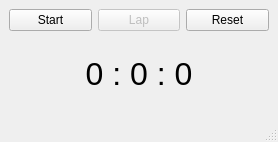
This is qt/3/mainwindow.ui in bornvillain/homeworks as Qt 5 draws it before an edit. The edited form follows.
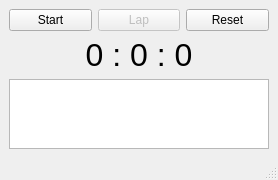
This is the edited form.

Commit message: move stopwatch lap info to text browser

Diff of the .ui file:
```diff
--- a/qt/3/mainwindow.ui
+++ b/qt/3/mainwindow.ui
@@ -7,7 +7,7 @@
     <x>0</x>
     <y>0</y>
     <width>278</width>
-    <height>142</height>
+    <height>175</height>
    </rect>
   </property>
   <property name="windowTitle">
@@ -60,6 +60,16 @@
       </property>
      </widget>
     </item>
+    <item row="2" column="0" colspan="3">
+     <widget class="QTextBrowser" name="lap_textBrowser">
+      <property name="tabletTracking">
+       <bool>false</bool>
+      </property>
+      <property name="verticalScrollBarPolicy">
+       <enum>Qt::ScrollBarAsNeeded</enum>
+      </property>
+     </widget>
+    </item>
    </layout>
   </widget>
   <widget class="QMenuBar" name="menubar">
```
The commit also changes 2 other files.
